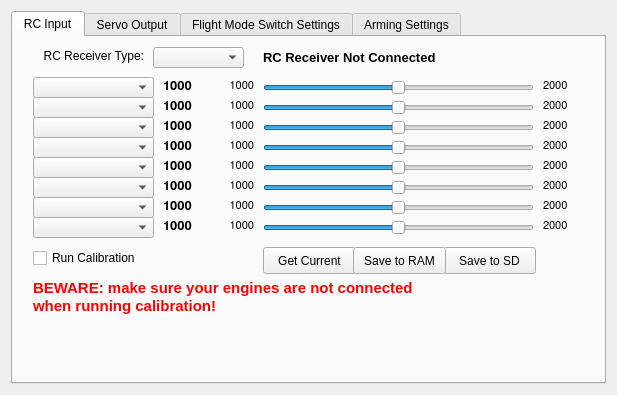
openpilot/OpenPilot, file ground/openpilotgcs/src/plugins/config/settingswidget.ui: the form before one commit.
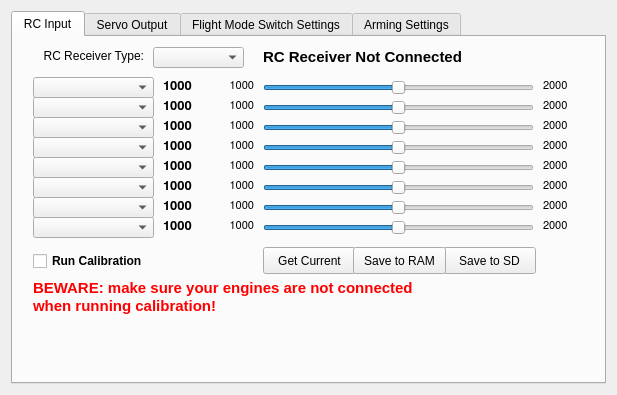
The form after the commit.

Commit message: Neutral position text is now correctly set on GCS start up on the RC input config widget.

What changed in the file:
```diff
--- a/ground/openpilotgcs/src/plugins/config/settingswidget.ui
+++ b/ground/openpilotgcs/src/plugins/config/settingswidget.ui
@@ -28,7 +28,7 @@
         <rect>
          <x>530</x>
          <y>40</y>
-         <width>31</width>
+         <width>36</width>
          <height>17</height>
         </rect>
        </property>
@@ -81,9 +81,9 @@
       <widget class="QLabel" name="ch1Min">
        <property name="geometry">
         <rect>
-         <x>210</x>
+         <x>205</x>
          <y>60</y>
-         <width>31</width>
+         <width>36</width>
          <height>17</height>
         </rect>
        </property>
@@ -111,9 +111,9 @@
       <widget class="QLabel" name="ch6Min">
        <property name="geometry">
         <rect>
-         <x>210</x>
+         <x>205</x>
          <y>160</y>
-         <width>31</width>
+         <width>36</width>
          <height>17</height>
         </rect>
        </property>
@@ -171,7 +171,7 @@
         <rect>
          <x>530</x>
          <y>120</y>
-         <width>31</width>
+         <width>36</width>
          <height>17</height>
         </rect>
        </property>
@@ -196,9 +196,9 @@
       <widget class="QLabel" name="ch7Min">
        <property name="geometry">
         <rect>
-         <x>210</x>
+         <x>205</x>
          <y>180</y>
-         <width>31</width>
+         <width>36</width>
          <height>17</height>
         </rect>
        </property>
@@ -242,9 +242,9 @@
       <widget class="QLabel" name="ch2Min">
        <property name="geometry">
         <rect>
-         <x>210</x>
+         <x>205</x>
          <y>80</y>
-         <width>31</width>
+         <width>36</width>
          <height>17</height>
         </rect>
        </property>
@@ -274,7 +274,7 @@
         <rect>
          <x>530</x>
          <y>160</y>
-         <width>31</width>
+         <width>36</width>
          <height>17</height>
         </rect>
        </property>
@@ -301,7 +301,7 @@
         <rect>
          <x>530</x>
          <y>140</y>
-         <width>31</width>
+         <width>36</width>
          <height>17</height>
         </rect>
        </property>
@@ -328,7 +328,7 @@
         <rect>
          <x>530</x>
          <y>100</y>
-         <width>31</width>
+         <width>36</width>
          <height>17</height>
         </rect>
        </property>
@@ -398,9 +398,9 @@
       <widget class="QLabel" name="ch4Min">
        <property name="geometry">
         <rect>
-         <x>210</x>
+         <x>205</x>
          <y>120</y>
-         <width>31</width>
+         <width>36</width>
          <height>17</height>
         </rect>
        </property>
@@ -470,9 +470,9 @@
       <widget class="QLabel" name="ch3Min">
        <property name="geometry">
         <rect>
-         <x>210</x>
+         <x>205</x>
          <y>100</y>
-         <width>31</width>
+         <width>36</width>
          <height>17</height>
         </rect>
        </property>
@@ -502,7 +502,7 @@
         <rect>
          <x>530</x>
          <y>180</y>
-         <width>31</width>
+         <width>36</width>
          <height>17</height>
         </rect>
        </property>
@@ -583,9 +583,9 @@
       <widget class="QLabel" name="ch5Min">
        <property name="geometry">
         <rect>
-         <x>210</x>
+         <x>205</x>
          <y>140</y>
-         <width>31</width>
+         <width>36</width>
          <height>17</height>
         </rect>
        </property>
@@ -699,7 +699,7 @@
         <rect>
          <x>530</x>
          <y>80</y>
-         <width>31</width>
+         <width>36</width>
          <height>17</height>
         </rect>
        </property>
@@ -726,7 +726,7 @@
         <rect>
          <x>530</x>
          <y>60</y>
-         <width>31</width>
+         <width>36</width>
          <height>17</height>
         </rect>
        </property>
@@ -751,9 +751,9 @@
       <widget class="QLabel" name="ch0Min">
        <property name="geometry">
         <rect>
-         <x>210</x>
+         <x>205</x>
          <y>40</y>
-         <width>31</width>
+         <width>36</width>
          <height>17</height>
         </rect>
        </property>
@@ -894,11 +894,17 @@
        <property name="geometry">
         <rect>
          <x>20</x>
-         <y>210</y>
-         <width>131</width>
+         <y>213</y>
+         <width>181</width>
          <height>22</height>
         </rect>
        </property>
+       <property name="font">
+        <font>
+         <weight>75</weight>
+         <bold>true</bold>
+        </font>
+       </property>
        <property name="toolTip">
         <string>Start calibrating the RC Inputs.
 Uncheck/Check to restart calibration.
@@ -921,7 +927,7 @@
        </property>
        <property name="font">
         <font>
-         <pointsize>10</pointsize>
+         <pointsize>11</pointsize>
          <weight>75</weight>
          <bold>true</bold>
         </font>
```
Left out of the diff: 32 changed lines with no effect on the pictures. The commit also changes 2 other files.
